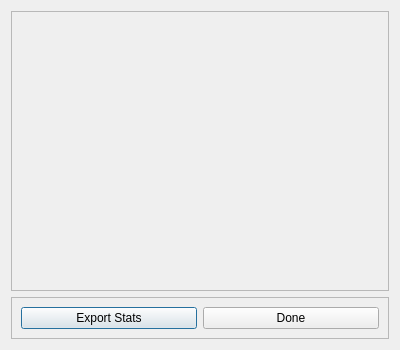
This is UIs/EventStats.ui in JeffHoogland/qutemtgstats as Qt 5 draws it before an edit. The edited form follows.
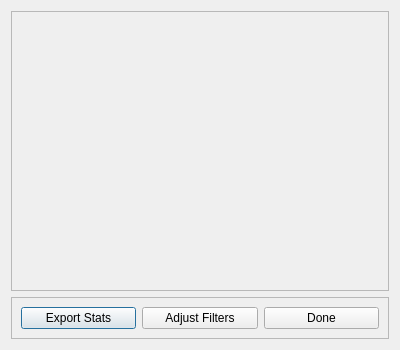
This is the edited form.

Commit message: Finished filter windows update

```diff
--- a/UIs/EventStats.ui
+++ b/UIs/EventStats.ui
@@ -48,6 +48,16 @@
         </property>
        </widget>
       </item>
+      <item>
+       <widget class="QPushButton" name="adjustFiltersButton">
+        <property name="enabled">
+         <bool>true</bool>
+        </property>
+        <property name="text">
+         <string>Adjust Filters</string>
+        </property>
+       </widget>
+      </item>
       <item>
        <widget class="QPushButton" name="cancelButton">
         <property name="text">
```
The commit also changes 27 other files.
